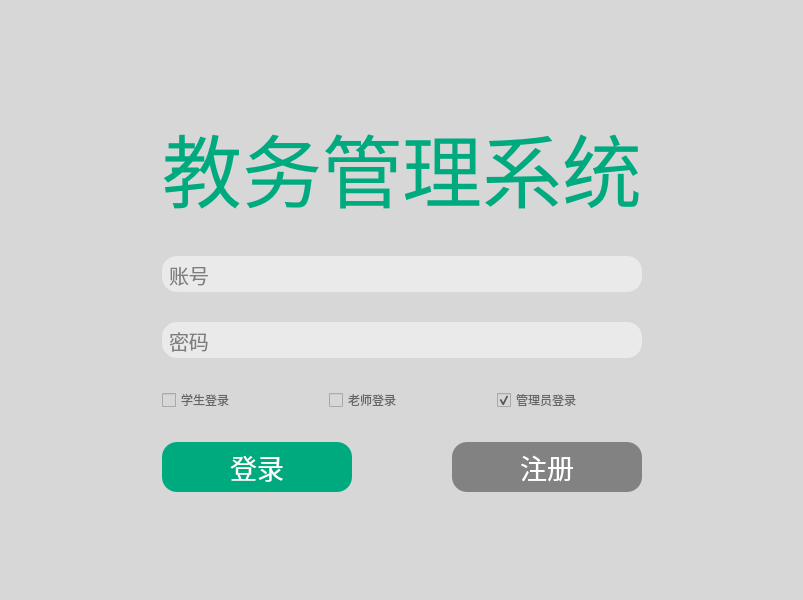
Old version of the form ui/login.ui in the repository Hidanfeng/pyqtEAS.
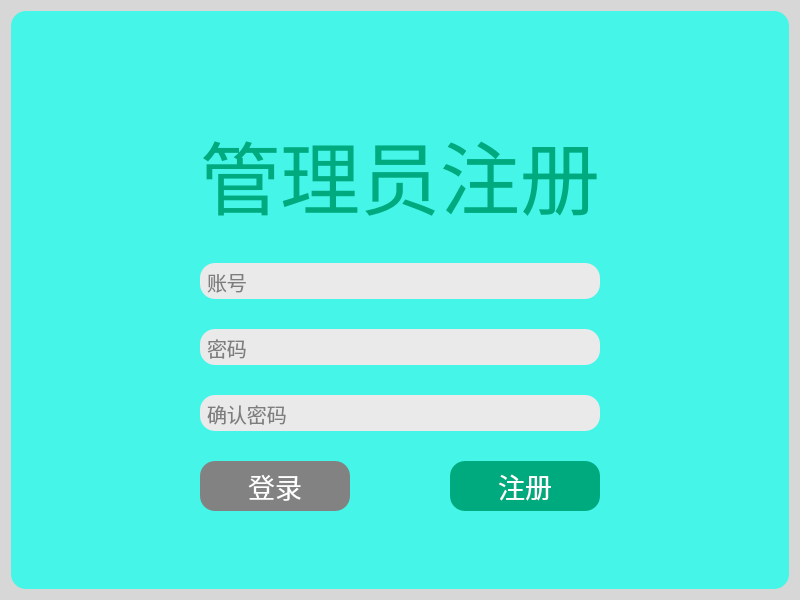
New version of the form. The open tabs and pages were chosen to show the change. Icons and pictures are not drawn.

Commit message: 教务管理系统2

```diff
--- a/ui/login.ui
+++ b/ui/login.ui
@@ -6,7 +6,7 @@
    <rect>
     <x>0</x>
     <y>0</y>
-    <width>803</width>
+    <width>800</width>
     <height>600</height>
    </rect>
   </property>
@@ -20,6 +20,56 @@
    <string notr="true">color: rgb(66, 255, 136);
 background-color: rgb(215, 215, 215);</string>
   </property>
+  <layout class="QHBoxLayout" name="horizontalLayout_10">
+   <item>
+    <widget class="QWidget" name="widget" native="true">
+     <property name="styleSheet">
+      <string notr="true">background-color: rgb(68, 245, 232);
+border-radius:15px;</string>
+     </property>
+     <layout class="QHBoxLayout" name="horizontalLayout_6">
+      <item>
+       <layout class="QVBoxLayout" name="verticalLayout_3">
+        <item>
+         <layout class="QHBoxLayout" name="horizontalLayout_5">
+          <item>
+           <spacer name="horizontalSpacer_3">
+            <property name="orientation">
+             <enum>Qt::Horizontal</enum>
+            </property>
+            <property name="sizeHint" stdset="0">
+             <size>
+              <width>40</width>
+              <height>20</height>
+             </size>
+            </property>
+           </spacer>
+          </item>
+          <item>
+           <widget class="QPushButton" name="pushButton_3">
+            <property name="styleSheet">
+             <string notr="true">border:none;
+image:url(imgs/x.png)</string>
+            </property>
+            <property name="text">
+             <string/>
+            </property>
+            <property name="icon">
+             <iconset>
+              <normaloff>../imgs/x.png</normaloff>../imgs/x.png</iconset>
+            </property>
+           </widget>
+          </item>
+         </layout>
+        </item>
+        <item>
+         <widget class="QStackedWidget" name="stackedWidget">
+          <property name="currentIndex">
+           <number>0</number>
+          </property>
+          <widget class="QWidget" name="page">
+           <layout class="QHBoxLayout" name="horizontalLayout_4">
+            <item>
   <layout class="QVBoxLayout" name="verticalLayout_2">
    <item>
     <spacer name="verticalSpacer">
@@ -264,6 +314,243 @@
     </spacer>
    </item>
   </layout>
+            </item>
+           </layout>
+          </widget>
+          <widget class="QWidget" name="page_2">
+           <layout class="QHBoxLayout" name="horizontalLayout_8">
+            <item>
+             <layout class="QVBoxLayout" name="verticalLayout_4">
+              <item>
+               <spacer name="verticalSpacer_3">
+                <property name="orientation">
+                 <enum>Qt::Vertical</enum>
+                </property>
+                <property name="sizeHint" stdset="0">
+                 <size>
+                  <width>20</width>
+                  <height>119</height>
+                 </size>
+                </property>
+               </spacer>
+              </item>
+              <item>
+               <layout class="QHBoxLayout" name="horizontalLayout_7">
+                <item>
+                 <spacer name="horizontalSpacer_4">
+                  <property name="orientation">
+                   <enum>Qt::Horizontal</enum>
+                  </property>
+                  <property name="sizeHint" stdset="0">
+                   <size>
+                    <width>40</width>
+                    <height>20</height>
+                   </size>
+                  </property>
+                 </spacer>
+                </item>
+                <item>
+                 <layout class="QVBoxLayout" name="verticalLayout_5">
+                  <property name="spacing">
+                   <number>30</number>
+                  </property>
+                  <item>
+                   <widget class="QLabel" name="label_2">
+                    <property name="font">
+                     <font>
+                      <family>.Apple Symbols Fallback</family>
+                      <pointsize>60</pointsize>
+                     </font>
+                    </property>
+                    <property name="styleSheet">
+                     <string notr="true">color: rgb(0, 170, 127);</string>
+                    </property>
+                    <property name="text">
+                     <string>管理员注册</string>
+                    </property>
+                    <property name="alignment">
+                     <set>Qt::AlignCenter</set>
+                    </property>
+                   </widget>
+                  </item>
+                  <item>
+                   <widget class="QLineEdit" name="lineEdit_3">
+                    <property name="font">
+                     <font>
+                      <pointsize>15</pointsize>
+                     </font>
+                    </property>
+                    <property name="autoFillBackground">
+                     <bool>false</bool>
+                    </property>
+                    <property name="styleSheet">
+                     <string notr="true">border-radius:15px;
+background-color: rgb(234, 234, 234);
+padding:5px;
+color: rgb(17, 17, 17);</string>
+                    </property>
+                    <property name="text">
+                     <string/>
+                    </property>
+                    <property name="placeholderText">
+                     <string>账号</string>
+                    </property>
+                   </widget>
+                  </item>
+                  <item>
+                   <widget class="QLineEdit" name="lineEdit_4">
+                    <property name="font">
+                     <font>
+                      <pointsize>15</pointsize>
+                     </font>
+                    </property>
+                    <property name="styleSheet">
+                     <string notr="true">border-radius:15px;
+background-color: rgb(234, 234, 234);
+padding:5px;
+color: rgb(17, 17, 17);</string>
+                    </property>
+                    <property name="text">
+                     <string/>
+                    </property>
+                    <property name="echoMode">
+                     <enum>QLineEdit::Password</enum>
+                    </property>
+                    <property name="placeholderText">
+                     <string>密码</string>
+                    </property>
+                   </widget>
+                  </item>
+                  <item>
+                   <widget class="QLineEdit" name="lineEdit_5">
+                    <property name="font">
+                     <font>
+                      <pointsize>15</pointsize>
+                     </font>
+                    </property>
+                    <property name="styleSheet">
+                     <string notr="true">border-radius:15px;
+background-color: rgb(234, 234, 234);
+padding:5px;
+color: rgb(17, 17, 17);</string>
+                    </property>
+                    <property name="text">
+                     <string/>
+                    </property>
+                    <property name="echoMode">
+                     <enum>QLineEdit::Password</enum>
+                    </property>
+                    <property name="placeholderText">
+                     <string>确认密码</string>
+                    </property>
+                   </widget>
+                  </item>
+                  <item>
+                   <layout class="QHBoxLayout" name="horizontalLayout_9">
+                    <property name="spacing">
+                     <number>100</number>
+                    </property>
+                    <item>
+                     <widget class="QPushButton" name="pushButton_4">
+                      <property name="font">
+                       <font>
+                        <pointsize>20</pointsize>
+                       </font>
+                      </property>
+                      <property name="styleSheet">
+                       <string notr="true">QPushButton{
+	border-radius:15px;
+	color:rgb(255,255,255);
+	padding:5px;
+	background-color: rgb(130, 130, 130);
+}
+QPushButton:hover{
+	padding:5px;
+	background-color: rgb(229, 229, 229);
+}
+QPushButton:pressed{
+	padding:5px;
+	background-color: rgb(127, 127, 127);
+}</string>
+                      </property>
+                      <property name="text">
+                       <string>登录</string>
+                      </property>
+                     </widget>
+                    </item>
+                    <item>
+                     <widget class="QPushButton" name="pushButton_5">
+                      <property name="font">
+                       <font>
+                        <pointsize>20</pointsize>
+                       </font>
+                      </property>
+                      <property name="styleSheet">
+                       <string notr="true">QPushButton{
+    border-radius:15px;
+	color: rgb(255, 255, 255);
+	padding:5px;
+	background-color: rgb(0, 170, 127);
+}
+QPushButton:hover{
+	padding:5px;
+	background-color: rgb(229, 229, 229);
+}
+QPushButton:pressed{
+	padding:5px;
+	background-color: rgb(127, 127, 127);
+}
+</string>
+                      </property>
+                      <property name="text">
+                       <string>注册</string>
+                      </property>
+                     </widget>
+                    </item>
+                   </layout>
+                  </item>
+                 </layout>
+                </item>
+                <item>
+                 <spacer name="horizontalSpacer_5">
+                  <property name="orientation">
+                   <enum>Qt::Horizontal</enum>
+                  </property>
+                  <property name="sizeHint" stdset="0">
+                   <size>
+                    <width>40</width>
+                    <height>20</height>
+                   </size>
+                  </property>
+                 </spacer>
+                </item>
+               </layout>
+              </item>
+              <item>
+               <spacer name="verticalSpacer_4">
+                <property name="orientation">
+                 <enum>Qt::Vertical</enum>
+                </property>
+                <property name="sizeHint" stdset="0">
+                 <size>
+                  <width>20</width>
+                  <height>118</height>
+                 </size>
+                </property>
+               </spacer>
+              </item>
+             </layout>
+            </item>
+           </layout>
+          </widget>
+         </widget>
+        </item>
+       </layout>
+      </item>
+     </layout>
+    </widget>
+   </item>
+  </layout>
  </widget>
  <resources/>
  <connections>
```
Left out of the diff: 66 changed lines with no effect on the pictures. Lines whose indentation alone changed are shown as unchanged. The commit also changes 9 other files.
